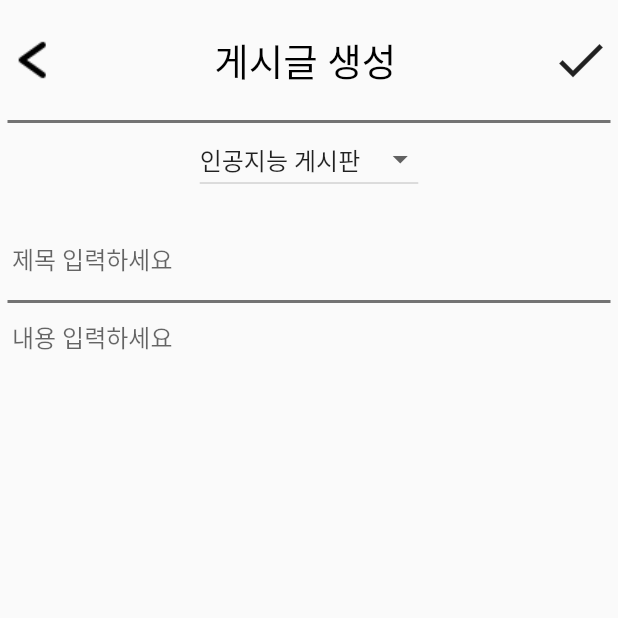
After one commit to NKLCBJoin/Kimi-no-nakama-ni-naru, a Flutter app: the bottomNav screen opened directly, item 3 of the bottom bar chosen, after a tap on the "new label" icon, on a phone screen of 412 x 824 dp, the top half of it. The commit adds this screen. Run offline on Flutter 3.47's test engine with Material 2 defaults, Android fonts, the phone set to English and light mode, and no system bars; our stand-ins replace cloud_firestore, firebase_auth, firebase_core; missing offline and left inert: kakao_flutter_sdk_user; accounts and stored records are empty.

Commit message:
메인 보드 분야 서버연결 및 통합 게시판 생성, 데이터베이스 연결

```diff
--- /dev/null
+++ b/app_flutter/lib/View/board_1.dart
@@ -0,0 +1,155 @@
+import 'package:cloud_firestore/cloud_firestore.dart';
+import 'package:flutter/cupertino.dart';
+import 'package:flutter/material.dart';
+import 'package:you_my_colleague/View/board_new.dart';
+
+class board1 extends StatefulWidget {
+  const board1({Key? key}) : super(key: key);
+
+  @override
+  State<board1> createState() => _board1State();
+}
+
+class _board1State extends State<board1> {
+  @override
+  Widget build(BuildContext context) {
+    return MaterialApp(
+        home: Scaffold(
+          appBar: EmptyAppBar(),
+          body: Padding(
+              padding: EdgeInsets.all(5.0),
+              child: Container(
+                child: Column(
+                  children: [
+                    SizedBox(height: 15,),
+
+                    Row(
+                      mainAxisAlignment: MainAxisAlignment.spaceBetween,
+                      children: [
+                        Flexible(
+                            flex: 1,
+                            child: InkWell(
+                              onTap: () {
+                                Navigator.of(context).pop();
+                              },
+                              child: Image.asset(
+                                'images/icons8-less-than-30.png',
+                                width: 35,
+                                height: 35,
+                              ),
+                            )
+                        ),
+                        Flexible(
+                            flex: 1,
+                            child: Text('통합 게시판', style: TextStyle(fontSize: 25, color: Colors.black),)
+                        ),
+                        Flexible(
+                            flex: 1,
+                            child: InkWell(
+                              onTap: () {
+                                Navigator.push(
+                                    context, MaterialPageRoute(builder: (context) => const boardNew())
+                                );
+                              },
+                              child: Icon(
+                                Icons.new_label,
+
+                                color: Colors.black87,
+                                size: 40,
+                              ),
+                            )
+                        ),
+                      ],
+                    ),
+
+                    SizedBox(height: 20,),
+                    Container(width: 1000, height: 2, decoration: BoxDecoration(color: Colors.black54),),
+
+                    Container(
+                        child: Flexible(
+                          child: ListViewPage(),
+                        )
+                    )
+                  ],
+                ),
+              )
+          ),
+        )
+    );
+  }
+}
+
+class ListViewPage extends StatefulWidget {
+  const ListViewPage({Key? key}) : super(key: key);
+
+  @override
+  State<ListViewPage> createState() => _ListViewPageState();
+}
+
+class _ListViewPageState extends State<ListViewPage> {
+  //서버에서 가져올 분야 리스트
+
+  @override
+  Widget build(BuildContext context) {
+    return Scaffold(
+      body: StreamBuilder(
+        stream: FirebaseFirestore.instance
+          .collection('/post/ZQGCDA86AjRHWF7dvJAO/게시판')
+          .snapshots(),
+          builder: (BuildContext context, AsyncSnapshot<QuerySnapshot<Map<String, dynamic>>> snapshot) {
+            if(snapshot.connectionState==ConnectionState.waiting)
+            {
+              return Center(
+                child: CircularProgressIndicator(),
+              );
+            }
+          final docs= snapshot.data!.docs;
+          return ListView.builder(
+            itemCount: docs.length,
+            itemBuilder: (context, index) {
+              String title = docs[index]['title'];
+              String date = docs[index]['date'];
+              String description = docs[index]['description'];
+              String board = docs[index]['board'];
+
+              return GestureDetector(
+                  onTap: () {
+
+                  },
+
+                  child:
+                  Container(
+                    child: Padding(
+                      padding: const EdgeInsets.all(8.0),
+                      child: Column(
+                        children: [
+                          Row(mainAxisAlignment: MainAxisAlignment.end,children: [Text(date, style: TextStyle(fontSize:  15, color: Colors.grey,),)]),
+                          Row(mainAxisAlignment: MainAxisAlignment.start,children: [Text(title, style: TextStyle(fontSize:  23, fontWeight: FontWeight.bold, color: Colors.black,),)]),
+                          SizedBox(height: 10,),
+                          Row(mainAxisAlignment: MainAxisAlignment.start,children: [Text(description, style: TextStyle(fontSize:  15, fontWeight: FontWeight.bold, color: Colors.grey,),)]),
+                          SizedBox(height: 15,),
+                          Row(mainAxisAlignment: MainAxisAlignment.start,children: [Text(board, style: TextStyle(fontSize:  15, fontWeight: FontWeight.bold, color: Colors.grey,),)]),
+                          SizedBox(height: 15,),
+                          Container(width: 1000, height: 2, decoration: BoxDecoration(color: Colors.black54),),
+                        ],
+                      ),
+                    ),
+                  )
+              );
+            },
+          );
+        }
+      ),
+    );
+  }
+}
+
+class EmptyAppBar extends StatelessWidget implements PreferredSizeWidget {
+  @override
+  Widget build(BuildContext context) {
+    return Container();
+  }
+
+  @override
+  Size get preferredSize => Size(0.0, 0.0);
+}
--- /dev/null
+++ b/app_flutter/lib/View/board_new.dart
@@ -0,0 +1,187 @@
+import 'dart:typed_data';
+
+import 'package:cloud_firestore/cloud_firestore.dart';
+import 'package:flutter/material.dart';
+import 'package:flutter/services.dart';
+
+class boardNew extends StatefulWidget {
+  const boardNew({Key? key}) : super(key: key);
+
+  @override
+  State<boardNew> createState() => _boardNewState();
+}
+
+
+
+class _boardNewState extends State<boardNew> {
+  final _valueList = ['인공지능 게시판', '백엔드 게시판', '프론트엔드 게시판'];
+  var _selectValue = '인공지능 게시판';
+  late TextEditingController _controller;
+  late TextEditingController _controller2;
+  String inputTitle = '';
+  String inputContent = '';
+  String inputBoard = '';
+  String inputTime = '';
+  DateTime now = new DateTime.now();
+
+  late String inputDate = now.year.toString().split('-')[0] +'년'+ now.month.toString()+'월'+ now.day.toString()+'일';
+
+  @override
+  void initState() {
+    // TODO: implement initState
+    super.initState();
+    _controller = TextEditingController();
+    _controller2 = TextEditingController();
+  }
+  @override
+  Widget build(BuildContext context) {
+    return MaterialApp(
+        home: Scaffold(
+          appBar: EmptyAppBar(),
+          body: Padding(
+              padding: EdgeInsets.all(5.0),
+              child: Container(
+                child: Column(
+                  children: [
+                    SizedBox(height: 15,),
+
+                    Row(
+                      mainAxisAlignment: MainAxisAlignment.spaceBetween,
+                      children: [
+                        Flexible(
+                            flex: 1,
+                            child: InkWell(
+                              onTap: () {
+                                Navigator.of(context).pop();
+                              },
+                              child: Image.asset(
+                                'images/icons8-less-than-30.png',
+                                width: 35,
+                                height: 35,
+                              ),
+                            )
+                        ),
+                        Flexible(
+                            flex: 1,
+                            child: Text('게시글 생성', style: TextStyle(fontSize: 25, color: Colors.black),)
+                        ),
+                        Flexible(
+                            flex: 1,
+                            child: InkWell(
+                              onTap: () {
+                                FirebaseFirestore.instance.collection('/post/ZQGCDA86AjRHWF7dvJAO/게시판')
+                                    .add({'title': '${inputTitle}', 'date': '${inputDate}',
+                                  'description': '${inputContent}', 'board':'${inputBoard}'});
+                                setState(() {
+                                  Navigator.pop(context);
+                                });
+                              },
+
+                              child: Icon(
+                                Icons.check,
+                                color: Colors.black87,
+                                size: 40,
+                              ),
+                            )
+                        ),
+                      ],
+                    ),
+                    SizedBox(height: 20,),
+                    Container(width: 1000, height: 2, decoration: BoxDecoration(color: Colors.black54),),
+                    Container(
+                          child: Center(
+                            child: DropdownButton(
+                              value: _selectValue,
+                              items: _valueList.map(
+                                (value) {
+                                  return DropdownMenuItem(
+                                    value: value,
+                                    child: Text(value),
+
+                                    );
+                                  },
+                                ).toList(),
+                                onChanged: (value){
+                                setState(() {
+                                  _selectValue = value!;
+                                  inputBoard = value!;
+                                });
+                              },
+                          ),
+                        ),
+                    ),
+                    SizedBox(height: 20,),
+                    SizedBox(
+                      height: 50,
+                      child: Flexible(
+                        child: Column(
+                          children: [
+                            TextField(
+                              onChanged: (text){
+                                setState(() {
+                                    inputTitle = text;
+                                });
+                              },
+                              inputFormatters: [
+                                FilteringTextInputFormatter.allow(RegExp(r'[a-z|A-Z|0-9|ㄱ-ㅎ|ㅏ-ㅣ|가-힣|ᆞ|ᆢ|ᄀᆞ|ᄂᆞ|ᄃᆞ|ᄅᆞ|ᄆᆞ|ᄇᆞ|ᄉᆞ|ᄋᆞ|ᄌᆞ|ᄎᆞ|ᄏᆞ|ᄐᆞ|ᄑᆞ|ᄒᆞ]')),
+                              ],
+                              keyboardType: TextInputType.multiline,
+                              maxLines: null,
+                              controller: _controller,
+                              decoration: InputDecoration(
+                                  labelText: '제목 입력하세요',
+                                  hintText: '???',  //글자를 입력하면 사라진다.
+                                  border: InputBorder.none,
+                                  contentPadding: EdgeInsets.all(3)
+                              ),
+                            ),
+                          ],
+                        ),
+                      ),
+                    ),
+
+                    Container(width: 1000, height: 2, decoration: BoxDecoration(color: Colors.black54),),
+                    SingleChildScrollView(
+                        child: Flexible(
+                          child: Column(
+                            children: [
+                              TextField(
+                                onChanged: (text){
+                                  setState(() {
+                                    inputContent = text;
+                                  });
+                                },
+                                keyboardType: TextInputType.multiline,
+                                maxLines: null,
+                                controller: _controller2,
+                                decoration: InputDecoration(
+                                    labelText: '내용 입력하세요',
+                                    hintText: '???',  //글자를 입력하면 사라진다.
+                                    border: InputBorder.none,
+                                    contentPadding: EdgeInsets.all(3)
+                                ),
+                              ),
+                            ],
+                          ),
+                        ),
+                      ),
+                  ],
+                ),
+              )
+          ),
+        )
+    );
+  }
+}
+
+
+
+class EmptyAppBar extends StatelessWidget implements PreferredSizeWidget {
+  @override
+  Widget build(BuildContext context) {
+    return Container();
+  }
+
+  @override
+  Size get preferredSize => Size(0.0, 0.0);
+}
--- a/app_flutter/lib/View/common_UI/bottomNav.dart
+++ b/app_flutter/lib/View/common_UI/bottomNav.dart
@@ -1,9 +1,14 @@
+
+
 import 'package:flutter/material.dart';
 import 'package:you_my_colleague/View/alarm.dart';
 import 'package:you_my_colleague/View/board_main.dart';
 import 'package:you_my_colleague/View/homepage.dart';
 import 'package:you_my_colleague/View/settings.dart';
 import 'package:you_my_colleague/View/test.dart';
+
+import '../board_1.dart';
+
 
 //신근재
 class bottomNav extends StatefulWidget {
@@ -19,6 +24,7 @@ class _bottomNavState extends State<bottomNav> {
   final List<Widget> _children = <Widget>[
     HomePage2(),
     Board_main(),
+    board1(),
     alarmPage(),
     SettingPage(),
   ];
@@ -44,6 +50,10 @@ class _bottomNavState extends State<bottomNav> {
               label: 'no',
             ),
             BottomNavigationBarItem(
+              icon: Icon(Icons.dashboard_outlined),
+              label: 'no',
+            ),
+            BottomNavigationBarItem(
               icon: Icon(Icons.notifications_active),
               label: 'no',
             ),
--- a/app_flutter/pubspec.yaml
+++ b/app_flutter/pubspec.yaml
@@ -36,6 +36,10 @@ dependencies:
   # Use with the CupertinoIcons class for iOS style icons.
   cupertino_icons: ^1.0.2
   firebase_core: ^2.13.0
+  firebase_auth: ^4.6.1
+  cloud_firestore: 4.7.1
+  http: ^0.13.6
+  modal_progress_hud_nsn: ^0.4.0
 
 dev_dependencies:
   flutter_test:
```
Also changed, not shown: app_flutter/lib/Firebase/firebase_auth_remote_data_source.dart (added, +12 -0 lines), app_flutter/lib/Kakao/main_model.dart (+14 -3 lines), app_flutter/lib/View/StartPage.dart (+23 -19 lines), app_flutter/lib/View/board_main.dart (+51 -19 lines), app_flutter/lib/View/board_my_comment.dart (+11 -1 lines), app_flutter/lib/View/board_my_favorites.dart (+7 -2 lines), app_flutter/lib/View/board_request_newboard.dart (indentation only), app_flutter/pubspec.lock, 5 other files.
